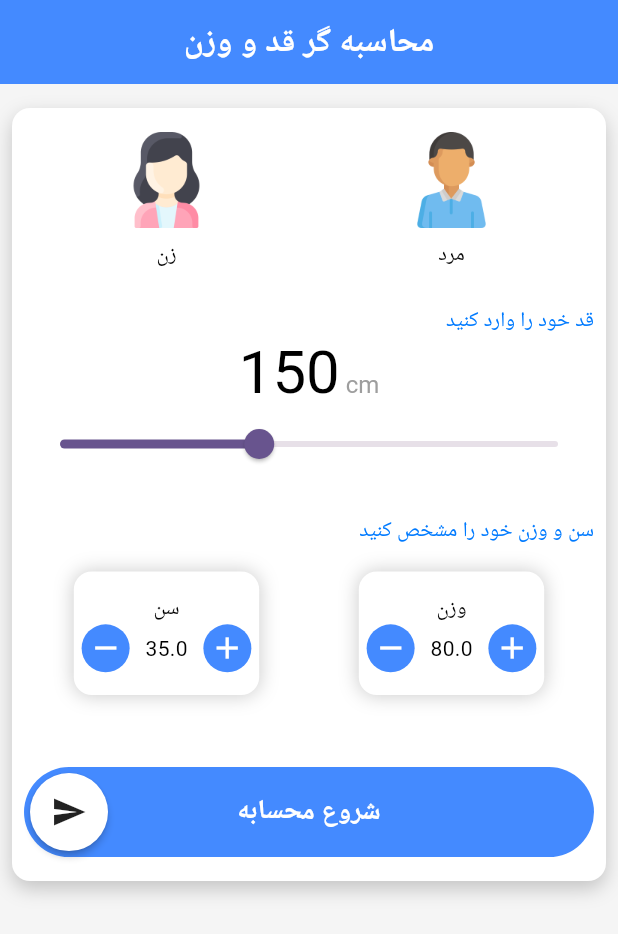
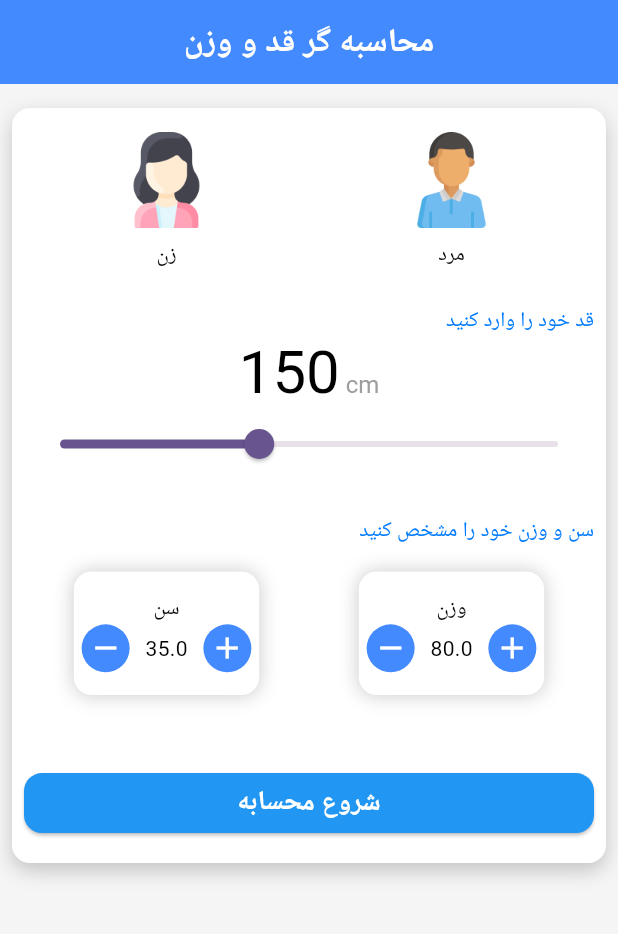
Before and after one commit to mohammad-dehghanifard/FlutterBmiApp, a Flutter app: the screen it shows after launch, on a phone screen of 412 x 824 dp. Shown: the top 934 px of the screen. Run offline on Flutter 3.47's test engine with Material 2 defaults, Android fonts, the phone set to English and light mode, and no system bars; drawn by our look-alikes of swipeable_button_view; our stand-ins replace google_fonts, syncfusion_flutter_gauges; missing offline and left inert: flutter_3d_choice_chip; Roboto replaces fonts that are missing (Vazirmatn).

Commit message:
refactor home screen ui

```diff
--- a/lib/features/home_features/screeens/home_screen.dart
+++ b/lib/features/home_features/screeens/home_screen.dart
@@ -4,7 +4,6 @@ import 'package:flutter_bmi/core/constants/app_texts.dart';
 import 'package:flutter_bmi/core/constants/text_styles.dart';
 import 'package:flutter_bmi/features/home_features/widgets/counter_widget.dart';
 import 'package:flutter_bmi/gen/assets.gen.dart';
-import 'package:swipeable_button_view/swipeable_button_view.dart';
 import '../widgets/gender_widget.dart';
 
 class HomeScreen extends StatelessWidget {
@@ -83,13 +82,16 @@ class HomeScreen extends StatelessWidget {
                  ),
 
                   const SizedBox(height: 48),
-                  SwipeableButtonView(
-                      onFinish: () {},
-                      onWaitingProcess: () {},
-                      activeColor: Colors.blueAccent,
-                      buttonWidget: const Icon(Icons.send),
-                      buttonText: AppTexts.startCalculate,
-                    buttontextstyle: TextStyles.bottomTxtStyle,
+                  SizedBox(
+                    width: double.infinity,
+                    child: ElevatedButton(
+                        onPressed: () {},
+                        style: ButtonStyle(
+                          backgroundColor: const MaterialStatePropertyAll(Colors.blue),
+                          shape: MaterialStatePropertyAll(RoundedRectangleBorder(borderRadius: BorderRadius.circular(12))),
+                          overlayColor: const MaterialStatePropertyAll(Colors.transparent)
+                        ),
+                        child: Text(AppTexts.startCalculate,style: TextStyles.bottomTxtStyle)),
                   )
                 ],
               )
```
